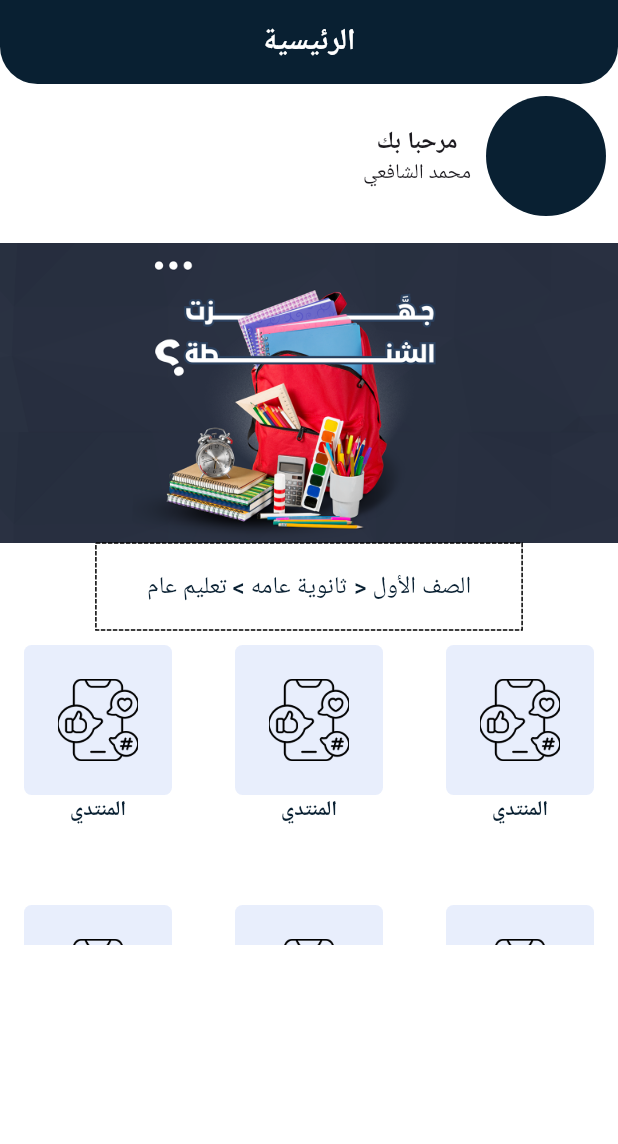
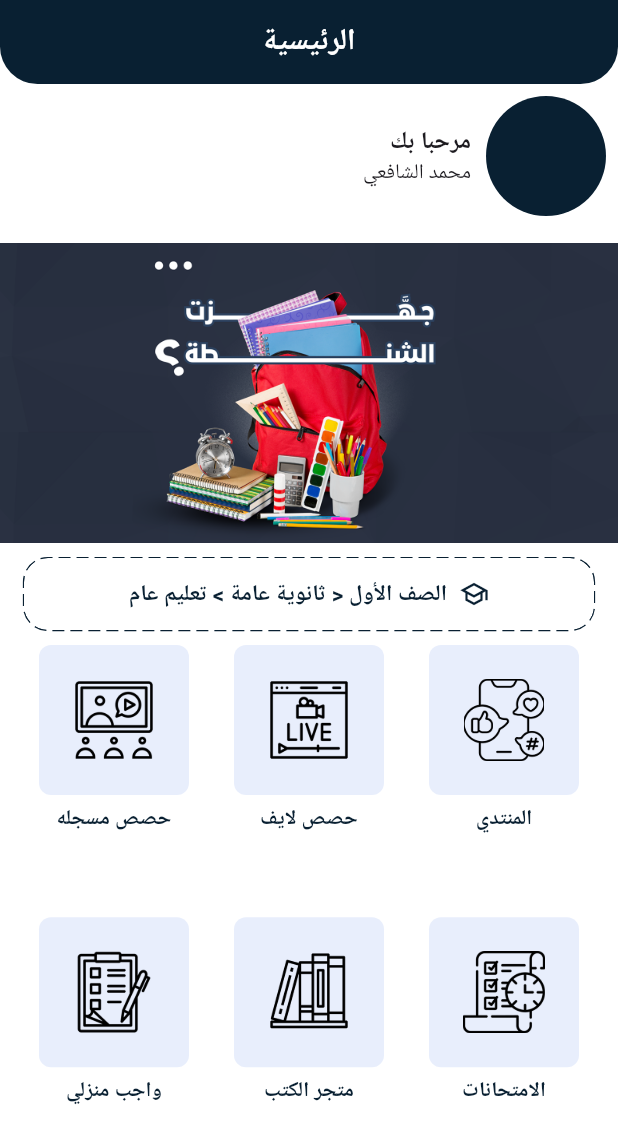
Before and after one commit to AhmedYasserTaha/jesoor_pro, a Flutter app: the HomeScreen screen opened by its route, on a phone screen of 412 x 824 dp. Shown: the top 1144 px of the screen. Run offline on Flutter 3.47's test engine with Material 3 defaults, Android fonts, the phone set to English and light mode, and no system bars; drawn by our look-alikes of dotted_border; our stand-ins replace cookie_jar, dartz, dio, dio_cookie_manager, equatable, flutter_bloc and 7 more; accounts and stored records are empty; Roboto replaces fonts that are missing (Cairo).

Commit message:
update login

```diff
--- a/lib/features/auth/data/repositories/auth_repository_impl.dart
+++ b/lib/features/auth/data/repositories/auth_repository_impl.dart
@@ -32,7 +32,8 @@ class AuthRepositoryImpl implements AuthRepository {
     if (await networkInfo.hasConnection) {
       try {
         final remoteUser = await remoteDataSource.login(email, password);
-        // TODO: Cache user token/data locally
+        // Store token securely
+        await tokenStorage.saveToken(remoteUser.token);
         return Right(remoteUser);
       } on ServerException catch (failure) {
         return Left(ServerFailure(message: failure.message));
@@ -71,6 +72,8 @@ class AuthRepositoryImpl implements AuthRepository {
           deviceToken,
           deviceLabel,
         );
+        // Store token securely
+        await tokenStorage.saveToken(remoteUser.token);
         return Right(remoteUser);
       } on ServerException catch (failure) {
         return Left(ServerFailure(message: failure.message));
@@ -85,6 +88,8 @@ class AuthRepositoryImpl implements AuthRepository {
     if (await networkInfo.hasConnection) {
       try {
         final remoteUser = await remoteDataSource.signup(params);
+        // Store token securely
+        await tokenStorage.saveToken(remoteUser.token);
         return Right(remoteUser);
       } on ServerException catch (failure) {
         return Left(ServerFailure(message: failure.message));
--- a/lib/features/auth/presentation/screens/widgets/otp_verification_dialog.dart
+++ b/lib/features/auth/presentation/screens/widgets/otp_verification_dialog.dart
@@ -29,6 +29,21 @@ class _OtpVerificationDialogState extends State<OtpVerificationDialog> {
     (index) => TextEditingController(),
   );
   final List<FocusNode> _focusNodes = List.generate(6, (index) => FocusNode());
+
+  @override
+  void initState() {
+    super.initState();
+    // Focus on the first field automatically when dialog opens
+    WidgetsBinding.instance.addPostFrameCallback((_) {
+      if (mounted) {
+        _focusNodes[0].requestFocus();
+        // Set cursor position to the right (end of text)
+        _controllers[0].selection = TextSelection.fromPosition(
+          TextPosition(offset: _controllers[0].text.length),
+        );
+      }
+    });
+  }
 
   @override
   void dispose() {
@@ -122,6 +137,7 @@ class _OtpVerificationDialogState extends State<OtpVerificationDialog> {
                         controller: _controllers[index],
                         focusNode: _focusNodes[index],
                         textAlign: TextAlign.center,
+                        textDirection: TextDirection.rtl,
                         keyboardType: TextInputType.number,
                         inputFormatters: [
                           LengthLimitingTextInputFormatter(1),
@@ -161,7 +177,25 @@ class _OtpVerificationDialogState extends State<OtpVerificationDialog> {
                           _onDigitChanged(index, value);
                           if (value.isNotEmpty) {
                             _clearError(context.read<AuthCubit>());
+                            // Keep cursor at the right (end)
+                            WidgetsBinding.instance.addPostFrameCallback((_) {
+                              _controllers[index].selection =
+                                  TextSelection.fromPosition(
+                                    TextPosition(
+                                      offset: _controllers[index].text.length,
+                                    ),
+                                  );
+                            });
                           }
+                        },
+                        onTap: () {
+                          // Move cursor to the right when field is tapped
+                          _controllers[index].selection =
+                              TextSelection.fromPosition(
+                                TextPosition(
+                                  offset: _controllers[index].text.length,
+                                ),
+                              );
                         },
                         enabled: !isLoading,
                       ),
--- a/lib/features/home/presentation/screens/home_screen.dart
+++ b/lib/features/home/presentation/screens/home_screen.dart
@@ -1,14 +1,49 @@
 import 'package:dotted_border/dotted_border.dart';
 import 'package:flutter/material.dart';
+import 'package:flutter_bloc/flutter_bloc.dart';
 import 'package:flutter_svg/svg.dart';
 import 'package:jesoor_pro/config/theme/app_colors.dart';
 import 'package:jesoor_pro/core/utils/strings.dart';
+import 'package:jesoor_pro/features/auth/presentation/cubit/auth_cubit.dart';
+import 'package:jesoor_pro/features/auth/presentation/cubit/auth_state.dart';
 
 class HomeScreen extends StatelessWidget {
   const HomeScreen({super.key});
 
+  // Grid items data
+  final List<Map<String, String>> gridItems = const [
+    {'image': 'assets/icons/streaming1.png', 'title': 'المنتدي'},
+    {'image': 'assets/icons/streaming2.png', 'title': 'حصص لايف'},
+    {'image': 'assets/icons/streaming3.png', 'title': 'حصص مسجله'},
+    {'image': 'assets/icons/streaming6.png', 'title': 'الامتحانات'},
+    {'image': 'assets/icons/streaming7.png', 'title': 'متجر الكتب'},
+    {'image': 'assets/icons/streaming8.png', 'title': 'واجب منزلي'},
+  ];
+
+  String _buildEducationText(AuthState state) {
+    final grade = state.educationGrade ?? '';
+    final stage = state.educationStage ?? '';
+    final system = state.educationSystem ?? '';
+
+    if (grade.isEmpty && stage.isEmpty && system.isEmpty) {
+      return "الصف الأول < ثانوية عامة > تعليم عام";
+    }
+
+    final parts = <String>[];
+    if (grade.isNotEmpty) parts.add(grade);
+    if (stage.isNotEmpty) parts.add(stage);
+    if (system.isNotEmpty) parts.add(system);
+
+    return parts.join(' < ');
+  }
+
   @override
   Widget build(BuildContext context) {
+    return BlocBuilder<AuthCubit, AuthState>(
+      builder: (context, state) {
+        final userName = state.user?.username ?? "محمد الشافعي";
+        final educationText = _buildEducationText(state);
+
         return Scaffold(
           appBar: AppBar(
             title: const Text(Strings.home),
@@ -29,6 +64,7 @@ class HomeScreen extends StatelessWidget {
                       ),
                       SizedBox(width: 10),
                       Column(
+                        crossAxisAlignment: CrossAxisAlignment.start,
                         children: [
                           Text(
                             "مرحبا بك",
@@ -38,7 +74,7 @@ class HomeScreen extends StatelessWidget {
                             ),
                           ),
                           Text(
-                        "محمد الشافعي",
+                            userName,
                             style: TextStyle(
                               fontSize: 14,
                               fontWeight: FontWeight.normal,
@@ -56,62 +92,47 @@ class HomeScreen extends StatelessWidget {
                   fit: BoxFit.cover,
                   width: double.infinity,
                 ),
-            DottedBorder(
-              child: Container(
-                margin: EdgeInsets.symmetric(horizontal: 16.0),
-                padding: const EdgeInsets.all(16.0),
-                decoration: BoxDecoration(
-                  color: Colors.white,
-                  borderRadius: BorderRadius.circular(12),
-                ),
-                child: Text(
-                  "الصف الأول < ثانوية عامه > تعليم عام",
-                  textAlign: TextAlign.center,
-                  style: const TextStyle(
-                    fontSize: 16,
-                    fontWeight: FontWeight.w500,
-                    color: AppColors.textPrimary,
-                  ),
-                ),
-              ),
-            ),
                 SizedBox(height: 10),
-            SizedBox(
-              height: 200,
-              child: GridView.builder(
+
+                RoundedRectDottedCard(text: educationText),
+
+                SizedBox(height: 10),
+                GridView.builder(
                   shrinkWrap: true,
-                physics: NeverScrollableScrollPhysics(),
-                itemCount: 6,
-                gridDelegate: SliverGridDelegateWithFixedCrossAxisCount(
+                  physics: const NeverScrollableScrollPhysics(),
+                  itemCount: gridItems.length,
+                  padding: const EdgeInsets.symmetric(horizontal: 16),
+                  gridDelegate: const SliverGridDelegateWithFixedCrossAxisCount(
+                    crossAxisCount: 3,
                     mainAxisSpacing: 10,
                     crossAxisSpacing: 10,
-                  childAspectRatio: .8,
-                  crossAxisCount: 3,
+                    childAspectRatio: .7,
                   ),
                   itemBuilder: (context, index) {
+                    final item = gridItems[index];
                     return Column(
+                      mainAxisSize: MainAxisSize.min,
                       children: [
                         Container(
-                        padding: EdgeInsets.all(10),
-                        margin: EdgeInsets.symmetric(horizontal: 16.0),
+                          padding: const EdgeInsets.all(10),
                           alignment: Alignment.center,
                           height: 100,
                           width: 100,
                           decoration: BoxDecoration(
-                          color: Color(0xffE8EEFC),
-                          borderRadius: BorderRadius.circular(5),
+                            color: const Color(0xffE8EEFC),
+                            borderRadius: BorderRadius.circular(8),
                           ),
                           child: Image.asset(
-                          "assets/icons/streaming1.png",
+                            item['image']!,
                             width: 55,
                             height: 55,
                           ),
                         ),
+                        const SizedBox(height: 6),
                         Text(
-                        "المنتدي",
-                        style: TextStyle(
+                          item['title']!,
+                          style: const TextStyle(
                             fontSize: 14,
-
                             fontWeight: FontWeight.bold,
                             color: AppColors.textPrimary,
                           ),
@@ -120,8 +141,64 @@ class HomeScreen extends StatelessWidget {
                     );
                   },
                 ),
+              ],
+            ),
+          ),
+        );
+      },
+    );
+  }
+}
+
+class RoundedRectDottedCard extends StatelessWidget {
+  final String text;
+
+  const RoundedRectDottedCard({super.key, required this.text});
+
+  @override
+  Widget build(BuildContext context) {
+    return Padding(
+      padding: const EdgeInsets.symmetric(horizontal: 16),
+      child: DottedBorder(
+        options: const RoundedRectDottedBorderOptions(
+          dashPattern: [8, 4],
+          strokeWidth: 1.5,
+          radius: Radius.circular(16),
+          color: AppColors.primary,
+          padding: EdgeInsets.all(0),
+        ),
+        child: ClipRRect(
+          borderRadius: BorderRadius.circular(16),
+          child: Container(
+            width: double.infinity,
+            padding: const EdgeInsets.symmetric(vertical: 14, horizontal: 12),
+            decoration: BoxDecoration(
+              color: Colors.white,
+              borderRadius: BorderRadius.circular(16),
+            ),
+            child: Row(
+              mainAxisAlignment: MainAxisAlignment.center,
+              children: [
+                const Icon(
+                  Icons.school_outlined,
+                  size: 20,
+                  color: AppColors.primary,
+                ),
+                const SizedBox(width: 8),
+                Flexible(
+                  child: Text(
+                    text,
+                    textAlign: TextAlign.center,
+                    style: const TextStyle(
+                      fontSize: 15,
+                      fontWeight: FontWeight.w600,
+                      color: AppColors.textPrimary,
+                    ),
+                  ),
                 ),
               ],
+            ),
+          ),
         ),
       ),
     );
--- a/lib/features/splash/splash_screen.dart
+++ b/lib/features/splash/splash_screen.dart
@@ -4,6 +4,8 @@ import 'dart:async';
 
 import 'package:jesoor_pro/config/routes/app_router.dart';
 import 'package:jesoor_pro/config/routes/routes.dart';
+import 'package:jesoor_pro/config/locators/app_locator.dart' as di;
+import 'package:jesoor_pro/core/storage/token_storage.dart';
 
 class SplashScreen extends StatefulWidget {
   const SplashScreen({super.key});
@@ -41,12 +43,35 @@ class _SplashScreenState extends State<SplashScreen>
     // Start animation
     _animationController.forward();
 
-    // Navigate to onboarding after 3 seconds
-    Timer(const Duration(seconds: 3), () {
+    // Check if user is logged in and navigate accordingly
+    _checkAuthAndNavigate();
+  }
+
+  Future<void> _checkAuthAndNavigate() async {
+    // Wait for animation to complete (3 seconds)
+    await Future.delayed(const Duration(seconds: 3));
+
+    if (!mounted) return;
+
+    try {
+      final tokenStorage = di.sl<TokenStorage>();
+      final hasToken = await tokenStorage.hasToken();
+
       if (mounted) {
-        context.go(Routes.authScreen);
+        if (hasToken) {
+          // User is logged in, go to roots screen
+          context.go(Routes.roots);
+        } else {
+          // User is not logged in, go to onboarding
+          context.go(Routes.onboarding);
+        }
       }
-    });
+    } catch (e) {
+      // If there's an error checking token, go to onboarding
+      if (mounted) {
+        context.go(Routes.onboarding);
+      }
+    }
   }
 
   @override
```
Lines whose indentation alone changed are shown as unchanged.
